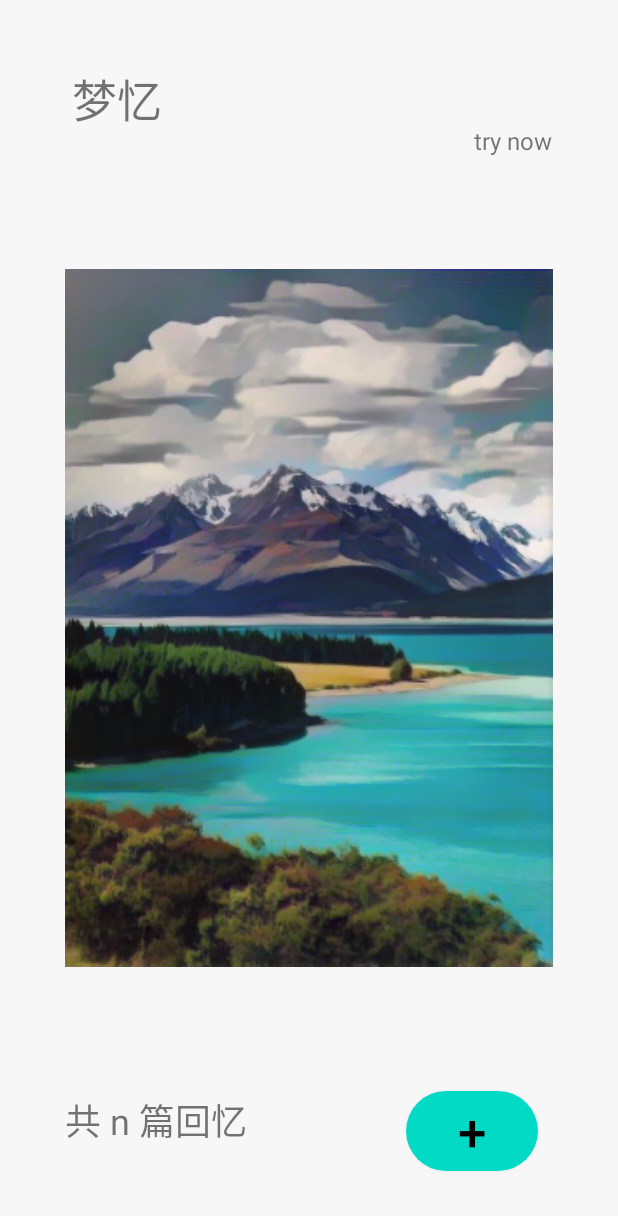
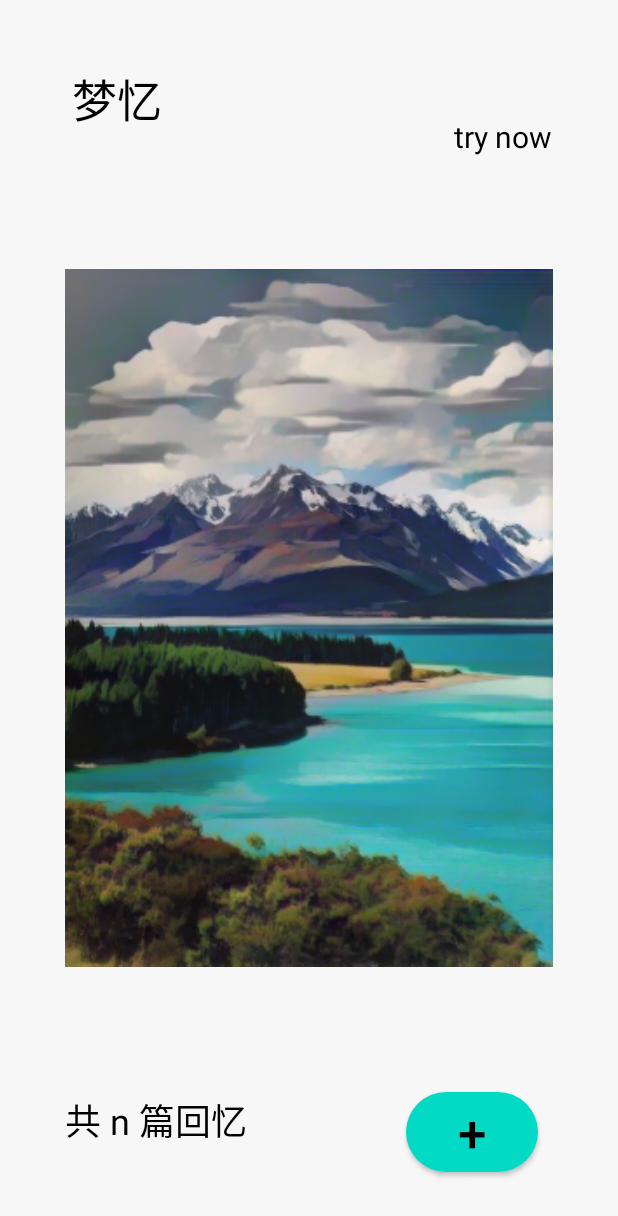
Before and after one commit to lzh-forever/Image, an Android app: the layout home_lr.xml on its own in the app's theme, with its tools: preview values and no code run, on a phone screen of 412 x 824 dp. Shown: the top 1216 px of the screen. Run offline under Robolectric (Android 15) with nearby library versions, the phone set to English and light mode, and no system bars.

Commit message:
refactor home and process v2

```diff
--- a/app/src/main/res/layout/home_lr.xml
+++ b/app/src/main/res/layout/home_lr.xml
@@ -27,6 +27,7 @@
         android:layout_marginStart="48dp"
         android:layout_marginTop="43dp"
         android:text="梦忆"
+        android:textColor="#000000"
         android:textSize="30sp"
         app:layout_constraintStart_toStartOf="parent"
         app:layout_constraintTop_toTopOf="parent" />
@@ -37,7 +38,8 @@
         android:layout_height="wrap_content"
         android:layout_marginBottom="17dp"
         android:text="try now"
-        android:textSize="16sp"
+        android:textColor="#000000"
+        android:textSize="20sp"
         app:layout_constraintBottom_toTopOf="@+id/imageView2"
         app:layout_constraintEnd_toEndOf="@+id/imageView2" />
 
@@ -48,6 +50,7 @@
         android:layout_marginStart="43dp"
         android:layout_marginBottom="59dp"
         android:text="共 n 篇回忆"
+        android:textColor="#000000"
         android:textSize="24sp"
         app:layout_constraintBottom_toBottomOf="parent"
         app:layout_constraintStart_toStartOf="parent" />
@@ -56,7 +59,7 @@
         android:id="@+id/button5"
         android:layout_width="wrap_content"
         android:layout_height="wrap_content"
-        android:layout_marginTop="19dp"
+        android:layout_marginTop="20dp"
         android:layout_marginEnd="10dp"
         android:text="+"
         android:textSize="34sp"
--- a/app/src/main/res/layout/process_lr.xml
+++ b/app/src/main/res/layout/process_lr.xml
@@ -24,6 +24,7 @@
         android:layout_height="wrap_content"
         android:layout_marginTop="46dp"
         android:text="图片动漫化，你可以把你的回忆——"
+        android:textColor="#000000"
         app:layout_constraintEnd_toStartOf="@+id/button7"
         app:layout_constraintStart_toStartOf="@+id/imageView3"
         app:layout_constraintTop_toTopOf="parent" />
@@ -34,6 +35,7 @@
         android:layout_height="wrap_content"
         android:layout_marginTop="7dp"
         android:text="带入 童话梦境"
+        android:textColor="#000000"
         app:layout_constraintEnd_toEndOf="@+id/imageView3"
         app:layout_constraintTop_toBottomOf="@+id/textView10" />
 
```
